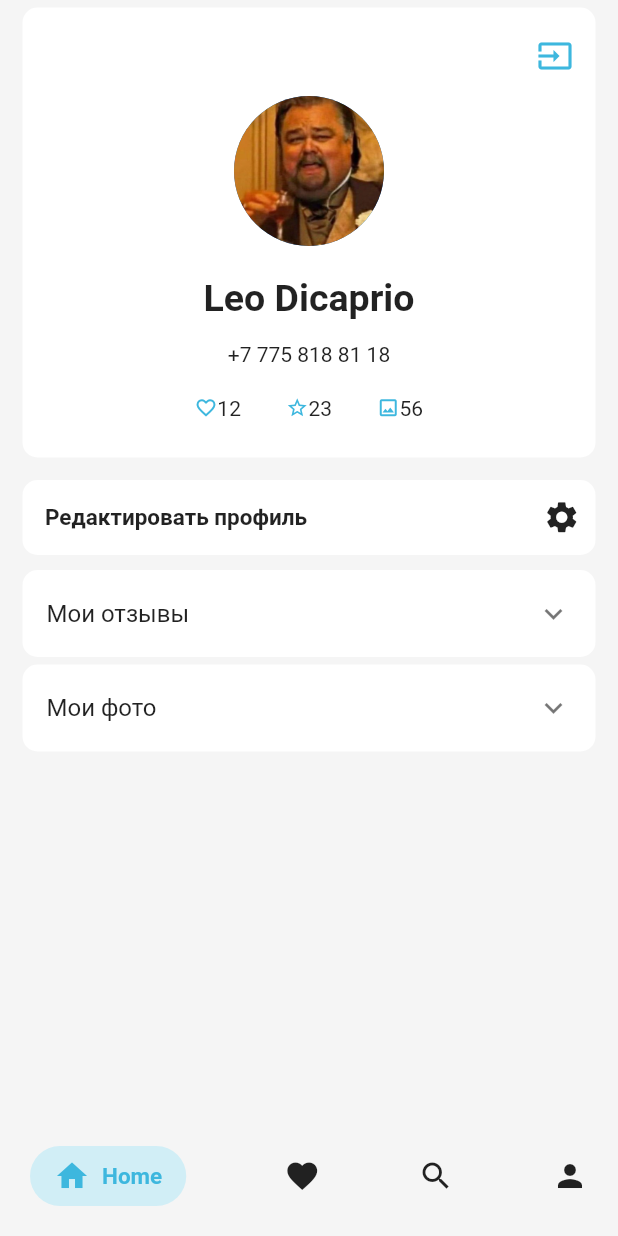
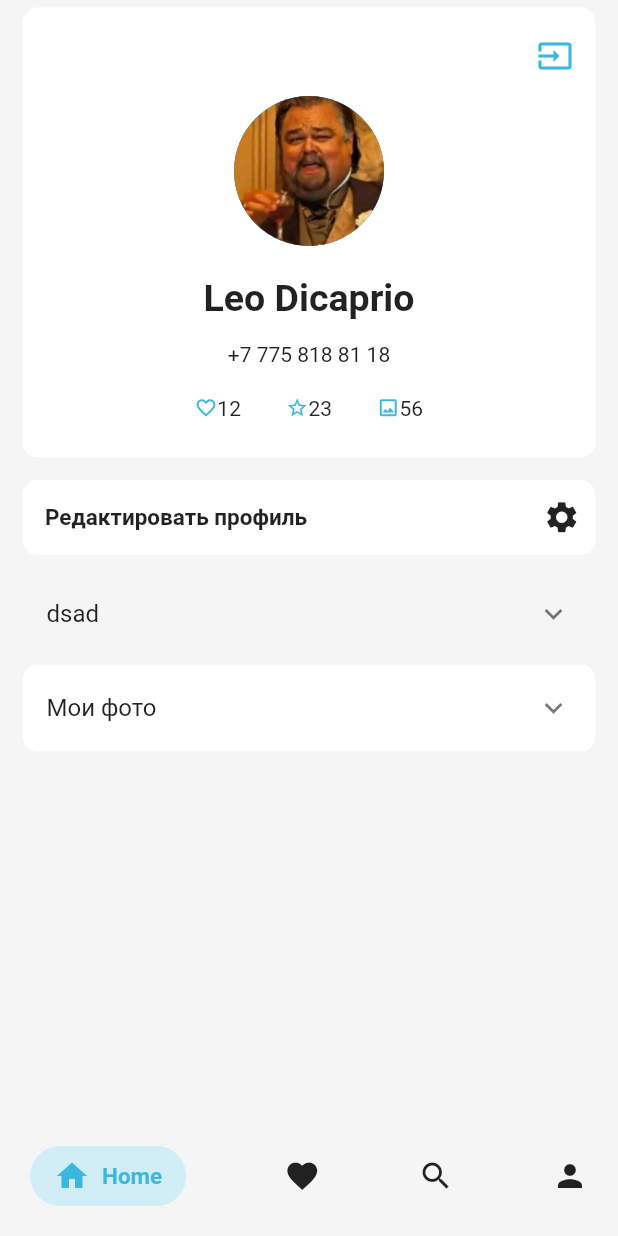
Before and after one commit to Yoyoshaaskar/Adask, a Flutter app: the screen it shows after launch, on a phone screen of 412 x 824 dp. Run offline on Flutter 3.47's test engine with Material 2 defaults, Android fonts, the phone set to English and light mode, and no system bars.

Commit message:
Fifth commit fail

```diff
--- a/flutter_application_1/lib/ui/pages/homepage.dart
+++ b/flutter_application_1/lib/ui/pages/homepage.dart
@@ -1,5 +1,6 @@
 import 'package:flutter/material.dart';
 import 'package:flutter_application_1/ui/pages/widgets/bottomNavBar.dart';
+import 'package:flutter_application_1/ui/pages/widgets/review_widget.dart';
 
 class HomePage extends StatefulWidget {
   const HomePage({Key? key}) : super(key: key);
@@ -12,6 +13,7 @@ enum BottomIcons { home, favorite, search, account }
 
 class _HomePageState extends State<HomePage> {
   BottomIcons bottomIcons = BottomIcons.home;
+
   @override
   Widget build(BuildContext context) {
     return SafeArea(
@@ -20,7 +22,8 @@ class _HomePageState extends State<HomePage> {
           Container(
               decoration:
                   const BoxDecoration(color: Color.fromRGBO(245, 245, 245, 1))),
-          Column(
+          SingleChildScrollView(
+            child: Column(
               children: [
                 Padding(
                   padding: const EdgeInsets.fromLTRB(15, 5, 15, 10),
@@ -42,7 +45,8 @@ class _HomePageState extends State<HomePage> {
                           alignment: Alignment.center,
                           height: 54,
                           width: 54,
-                        decoration: const BoxDecoration(shape: BoxShape.circle),
+                          decoration:
+                              const BoxDecoration(shape: BoxShape.circle),
                           child: IconButton(
                             icon: const Icon(
                               Icons.input,
@@ -64,8 +68,8 @@ class _HomePageState extends State<HomePage> {
                       const SizedBox(height: 20),
                       const Text(
                         'Leo Dicaprio',
-                      style:
-                          TextStyle(fontSize: 25, fontWeight: FontWeight.bold),
+                        style: TextStyle(
+                            fontSize: 25, fontWeight: FontWeight.bold),
                       ),
                       const SizedBox(height: 15),
                       const Text('+7 775 818 81 18'),
@@ -129,22 +133,28 @@ class _HomePageState extends State<HomePage> {
                     ),
                   ),
                 ),
-              Padding(
-                padding: const EdgeInsets.fromLTRB(15, 0, 15, 0),
-                child: Container(
-                  decoration: BoxDecoration(
-                    color: Colors.white,
-                    borderRadius: BorderRadius.circular(10),
+                const Padding(
+                  padding: EdgeInsets.fromLTRB(15, 0, 15, 0),
+
+                  child: ExpansionTile(
+                    title: Text('dsad'),
+                    children: [ReviewWidget()],
                   ),
-                  height: 58,
-                  width: double.infinity,
-                  child: const ExpansionTile(
-                    backgroundColor: Color.fromRGBO(61, 183, 222, 1),
-                    textColor: Colors.white,
-                    title: Text('Мои отзывы'),
-                    iconColor: Colors.white,
-                  ),
-                ),
+                  // child: Container(
+                  //   decoration: BoxDecoration(
+                  //     color: Colors.white,
+                  //     borderRadius: BorderRadius.circular(10),
+                  //   ),
+                  //   height: 58,
+                  //   width: double.infinity,
+                  //   child: const ExpansionTile(
+                  //     backgroundColor: Color.fromRGBO(61, 183, 222, 1),
+                  //     textColor: Colors.white,
+                  //     title: Text('Мои отзывы'),
+                  //     iconColor: Colors.white,
+                  //     children: [SingleChildScrollView(child: ReviewWidget())],
+                  //   ),
+                  // ),
                 ),
                 Padding(
                   padding: const EdgeInsets.fromLTRB(15, 5, 15, 15),
@@ -164,6 +174,7 @@ class _HomePageState extends State<HomePage> {
                   ),
                 ),
               ],
+            ),
           ),
           Align(
             alignment: Alignment.bottomLeft,
```
Also changed, not shown: flutter_application_1/lib/data/models/review.dart (+4 -4 lines), flutter_application_1/lib/ui/pages/widgets/review_widget.dart (added, +46 -0 lines), flutter_application_1/lib/data/repositories/review_repo.dart (line endings or trailing spaces). Lines whose indentation alone changed are shown as unchanged.
